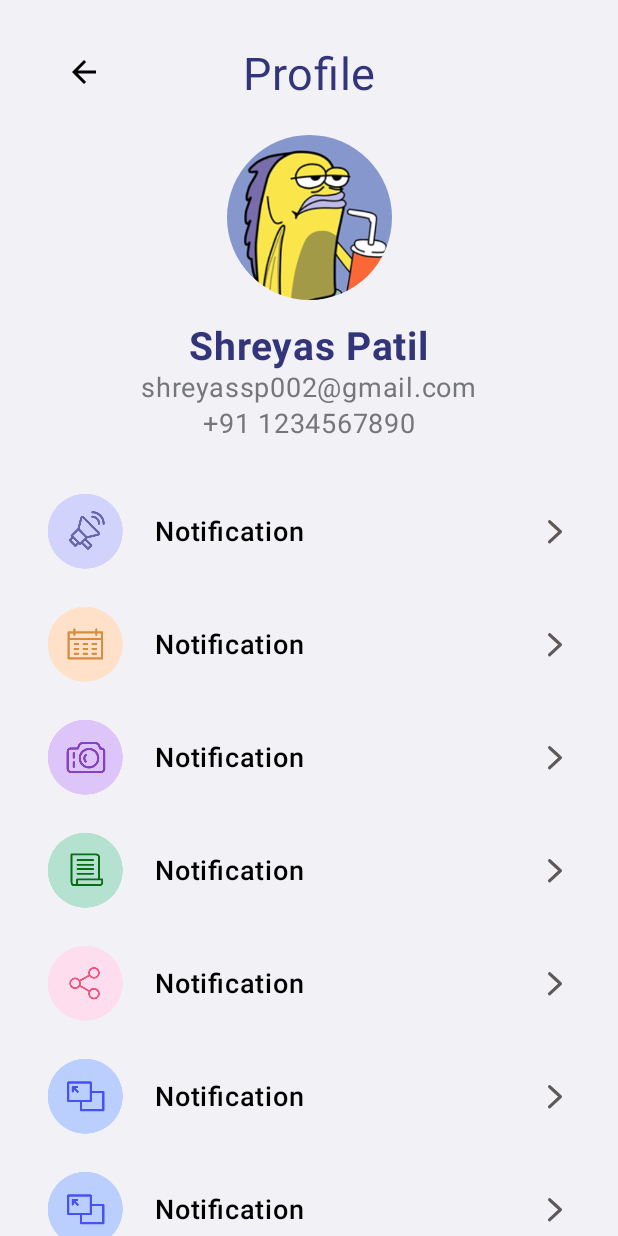
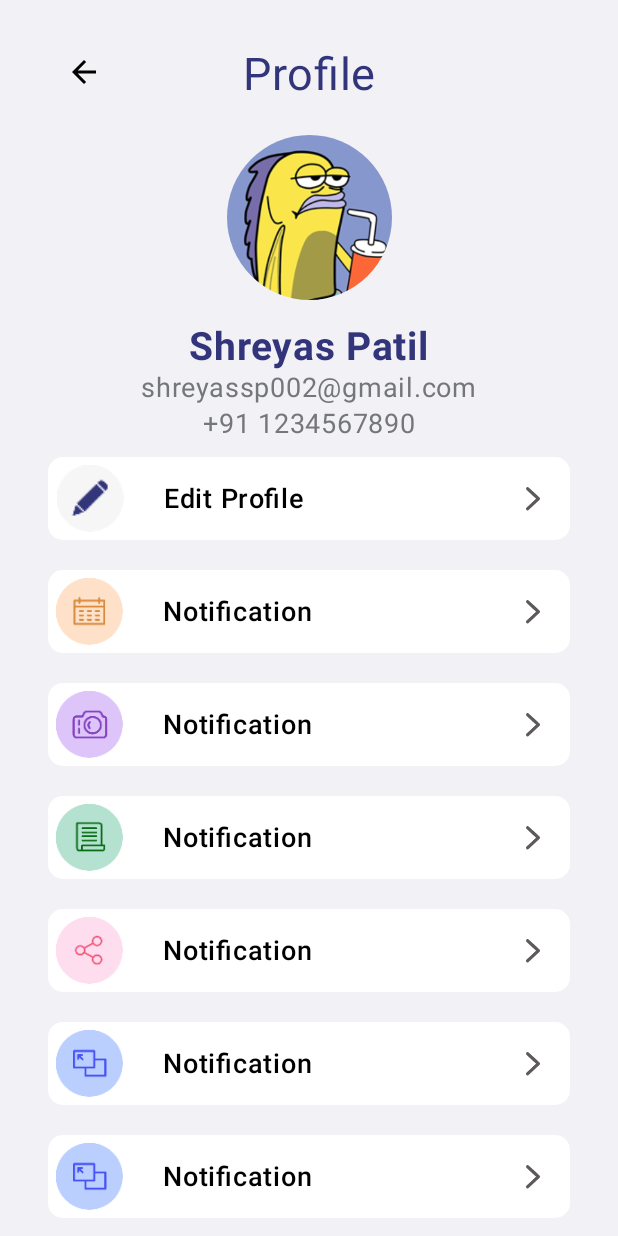
Before and after one commit to proptelligence/Proptelligence-android, an Android app built with Jetpack Compose: the ProfileScreen screen opened through its navigation route, on a phone screen of 412 x 824 dp. Run offline under Robolectric (Android 15) with nearby library versions, the phone set to English and light mode, and no system bars; our stand-ins replace constraintlayout-compose.

Commit message:
Created Edit Profile Screen

```diff
--- a/app/src/main/java/com/rey/proptelligence/NavGraph.kt
+++ b/app/src/main/java/com/rey/proptelligence/NavGraph.kt
@@ -28,5 +28,8 @@ fun LoginLogic() {
         composable("selectCity"){
             SelectCityScreen(navController = navController)
         }
+        composable("editProfile"){
+            EditProfileScreen(navController = navController)
+        }
     }
 }
--- a/app/src/main/java/com/rey/proptelligence/ProfileScreen.kt
+++ b/app/src/main/java/com/rey/proptelligence/ProfileScreen.kt
@@ -15,6 +15,7 @@ import androidx.compose.foundation.layout.padding
 import androidx.compose.foundation.layout.size
 import androidx.compose.foundation.rememberScrollState
 import androidx.compose.foundation.shape.CircleShape
+import androidx.compose.foundation.shape.RoundedCornerShape
 import androidx.compose.foundation.verticalScroll
 import androidx.compose.material.icons.Icons
 import androidx.compose.material.icons.filled.ArrowBack
@@ -102,25 +103,31 @@ fun ProfileScreen(navController: NavController) {
         )
         Row(modifier = Modifier
             .fillMaxWidth()
-            .padding(start = 32.dp, end = 32.dp, top = 32.dp, bottom = 10.dp)
-            .height(55.dp),
+            .padding(start = 32.dp, end = 32.dp, top = 10.dp, bottom = 10.dp)
+            .height(55.dp)
+            .clip(RoundedCornerShape(10.dp)) // Add this line to make the corners rounded
+            .background(Color.White)
+            .clickable { navController.navigate("editProfile")},// Set the background color
+
             verticalAlignment = Alignment.CenterVertically
         ) {
             Column(modifier = Modifier
-                .fillMaxHeight(),
+                .fillMaxHeight()
+                .padding(5.dp),
                 verticalArrangement = Arrangement.Center
                 ) {
-                Image(painterResource(id = R.drawable.btn_1), null,
+                Image(painterResource(id = R.drawable.write), null,
                     modifier = Modifier
                         .padding(end = 5.dp)
                         .clickable { }
+                        .size(45.dp)
                 )
             }
             Column(modifier = Modifier
                 .padding(start = 16.dp)
                 .weight(1f)
             ) {
-                Text(text = "Notification",
+                Text(text = "Edit Profile",
                     fontSize = 18.sp,
                     color = Color.Black,
                     fontWeight = FontWeight.SemiBold
@@ -129,8 +136,8 @@ fun ProfileScreen(navController: NavController) {
             Column(modifier = Modifier.fillMaxHeight(), verticalArrangement = Arrangement.Center) {
                 Image(painterResource(id = R.drawable.arrow), null,
                     modifier = Modifier
-                        .padding(end = 5.dp)
-                        .clickable { navController.navigate("home")}
+                        .padding(end = 20.dp)
+
                 )
             }
         }
@@ -138,11 +145,13 @@ fun ProfileScreen(navController: NavController) {
         Row(modifier = Modifier
             .fillMaxWidth()
             .padding(start = 32.dp, end = 32.dp, top = 10.dp, bottom = 10.dp)
-            .height(55.dp),
+            .height(55.dp)
+            .clip(RoundedCornerShape(10.dp)) // Add this line to make the corners rounded
+            .background(Color.White), // Set the background color
             verticalAlignment = Alignment.CenterVertically
         ) {
             Column(modifier = Modifier
-                .fillMaxHeight(),
+                .fillMaxHeight().padding(5.dp),
                 verticalArrangement = Arrangement.Center
             ) {
                 Image(painterResource(id = R.drawable.btn_2), null,
@@ -164,7 +173,7 @@ fun ProfileScreen(navController: NavController) {
             Column(modifier = Modifier.fillMaxHeight(), verticalArrangement = Arrangement.Center) {
                 Image(painterResource(id = R.drawable.arrow), null,
                     modifier = Modifier
-                        .padding(end = 5.dp)
+                        .padding(end = 20.dp)
                         .clickable { }
                 )
             }
@@ -173,11 +182,13 @@ fun ProfileScreen(navController: NavController) {
         Row(modifier = Modifier
             .fillMaxWidth()
             .padding(start = 32.dp, end = 32.dp, top = 10.dp, bottom = 10.dp)
-            .height(55.dp),
+            .height(55.dp)
+            .clip(RoundedCornerShape(10.dp)) // Add this line to make the corners rounded
+            .background(Color.White), // Set the background color
             verticalAlignment = Alignment.CenterVertically
         ) {
             Column(modifier = Modifier
-                .fillMaxHeight(),
+                .fillMaxHeight().padding(5.dp),
                 verticalArrangement = Arrangement.Center
             ) {
                 Image(painterResource(id = R.drawable.btn_3), null,
@@ -199,7 +210,7 @@ fun ProfileScreen(navController: NavController) {
             Column(modifier = Modifier.fillMaxHeight(), verticalArrangement = Arrangement.Center) {
                 Image(painterResource(id = R.drawable.arrow), null,
                     modifier = Modifier
-                        .padding(end = 5.dp)
+                        .padding(end = 20.dp)
                         .clickable { }
                 )
             }
@@ -208,11 +219,13 @@ fun ProfileScreen(navController: NavController) {
         Row(modifier = Modifier
             .fillMaxWidth()
             .padding(start = 32.dp, end = 32.dp, top = 10.dp, bottom = 10.dp)
-            .height(55.dp),
+            .height(55.dp)
+            .clip(RoundedCornerShape(10.dp)) // Add this line to make the corners rounded
+            .background(Color.White), // Set the background color
             verticalAlignment = Alignment.CenterVertically
         ) {
             Column(modifier = Modifier
-                .fillMaxHeight(),
+                .fillMaxHeight().padding(5.dp),
                 verticalArrangement = Arrangement.Center
             ) {
                 Image(painterResource(id = R.drawable.btn_4), null,
@@ -234,7 +247,7 @@ fun ProfileScreen(navController: NavController) {
             Column(modifier = Modifier.fillMaxHeight(), verticalArrangement = Arrangement.Center) {
                 Image(painterResource(id = R.drawable.arrow), null,
                     modifier = Modifier
-                        .padding(end = 5.dp)
+                        .padding(end = 20.dp)
                         .clickable { }
                 )
             }
@@ -243,11 +256,13 @@ fun ProfileScreen(navController: NavController) {
         Row(modifier = Modifier
             .fillMaxWidth()
             .padding(start = 32.dp, end = 32.dp, top = 10.dp, bottom = 10.dp)
-            .height(55.dp),
+            .height(55.dp)
+            .clip(RoundedCornerShape(10.dp)) // Add this line to make the corners rounded
+            .background(Color.White), // Set the background color
             verticalAlignment = Alignment.CenterVertically
         ) {
             Column(modifier = Modifier
-                .fillMaxHeight(),
+                .fillMaxHeight().padding(5.dp),
                 verticalArrangement = Arrangement.Center
             ) {
                 Image(painterResource(id = R.drawable.btn_5), null,
@@ -269,7 +284,7 @@ fun ProfileScreen(navController: NavController) {
             Column(modifier = Modifier.fillMaxHeight(), verticalArrangement = Arrangement.Center) {
                 Image(painterResource(id = R.drawable.arrow), null,
                     modifier = Modifier
-                        .padding(end = 5.dp)
+                        .padding(end = 20.dp)
                         .clickable { }
                 )
             }
@@ -278,11 +293,13 @@ fun ProfileScreen(navController: NavController) {
         Row(modifier = Modifier
             .fillMaxWidth()
             .padding(start = 32.dp, end = 32.dp, top = 10.dp, bottom = 10.dp)
-            .height(55.dp),
+            .height(55.dp)
+            .clip(RoundedCornerShape(10.dp)) // Add this line to make the corners rounded
+            .background(Color.White), // Set the background color
             verticalAlignment = Alignment.CenterVertically
         ) {
             Column(modifier = Modifier
-                .fillMaxHeight(),
+                .fillMaxHeight().padding(5.dp),
                 verticalArrangement = Arrangement.Center
             ) {
                 Image(painterResource(id = R.drawable.btn_6), null,
@@ -304,7 +321,7 @@ fun ProfileScreen(navController: NavController) {
             Column(modifier = Modifier.fillMaxHeight(), verticalArrangement = Arrangement.Center) {
                 Image(painterResource(id = R.drawable.arrow), null,
                     modifier = Modifier
-                        .padding(end = 5.dp)
+                        .padding(end = 20.dp)
                         .clickable { }
                 )
             }
@@ -313,11 +330,13 @@ fun ProfileScreen(navController: NavController) {
         Row(modifier = Modifier
             .fillMaxWidth()
             .padding(start = 32.dp, end = 32.dp, top = 10.dp, bottom = 10.dp)
-            .height(55.dp),
+            .height(55.dp)
+            .clip(RoundedCornerShape(10.dp)) // Add this line to make the corners rounded
+            .background(Color.White), // Set the background color
             verticalAlignment = Alignment.CenterVertically
         ) {
             Column(modifier = Modifier
-                .fillMaxHeight(),
+                .fillMaxHeight().padding(5.dp),
                 verticalArrangement = Arrangement.Center
             ) {
                 Image(painterResource(id = R.drawable.btn_6), null,
@@ -339,7 +358,7 @@ fun ProfileScreen(navController: NavController) {
             Column(modifier = Modifier.fillMaxHeight(), verticalArrangement = Arrangement.Center) {
                 Image(painterResource(id = R.drawable.arrow), null,
                     modifier = Modifier
-                        .padding(end = 5.dp)
+                        .padding(end = 20.dp)
                         .clickable { }
                 )
             }
@@ -348,11 +367,13 @@ fun ProfileScreen(navController: NavController) {
         Row(modifier = Modifier
             .fillMaxWidth()
             .padding(start = 32.dp, end = 32.dp, top = 10.dp, bottom = 10.dp)
-            .height(55.dp),
+            .height(55.dp)
+            .clip(RoundedCornerShape(10.dp)) // Add this line to make the corners rounded
+            .background(Color.White), // Set the background color
             verticalAlignment = Alignment.CenterVertically
         ) {
             Column(modifier = Modifier
-                .fillMaxHeight(),
+                .fillMaxHeight().padding(5.dp),
                 verticalArrangement = Arrangement.Center
             ) {
                 Image(painterResource(id = R.drawable.btn_6), null,
@@ -374,7 +395,7 @@ fun ProfileScreen(navController: NavController) {
             Column(modifier = Modifier.fillMaxHeight(), verticalArrangement = Arrangement.Center) {
                 Image(painterResource(id = R.drawable.arrow), null,
                     modifier = Modifier
-                        .padding(end = 5.dp)
+                        .padding(end = 20.dp)
                         .clickable { }
                 )
             }
@@ -383,11 +404,13 @@ fun ProfileScreen(navController: NavController) {
         Row(modifier = Modifier
             .fillMaxWidth()
             .padding(start = 32.dp, end = 32.dp, top = 10.dp, bottom = 10.dp)
-            .height(55.dp),
+            .height(55.dp)
+            .clip(RoundedCornerShape(10.dp)) // Add this line to make the corners rounded
+            .background(Color.White), // Set the background color
             verticalAlignment = Alignment.CenterVertically
         ) {
             Column(modifier = Modifier
-                .fillMaxHeight(),
+                .fillMaxHeight().padding(5.dp),
                 verticalArrangement = Arrangement.Center
             ) {
                 Image(painterResource(id = R.drawable.btn_6), null,
@@ -409,46 +432,13 @@ fun ProfileScreen(navController: NavController) {
             Column(modifier = Modifier.fillMaxHeight(), verticalArrangement = Arrangement.Center) {
                 Image(painterResource(id = R.drawable.arrow), null,
                     modifier = Modifier
-                        .padding(end = 5.dp)
+                        .padding(end = 20.dp)
                         .clickable { }
                 )
             }
         }
 
-        Row(modifier = Modifier
-            .fillMaxWidth()
-            .padding(start = 32.dp, end = 32.dp, top = 10.dp, bottom = 10.dp)
-            .height(55.dp),
-            verticalAlignment = Alignment.CenterVertically
-        ) {
-            Column(modifier = Modifier
-                .fillMaxHeight(),
-                verticalArrangement = Arrangement.Center
-            ) {
-                Image(painterResource(id = R.drawable.btn_6), null,
-                    modifier = Modifier
-                        .padding(end = 5.dp)
-                        .clickable { }
-                )
-            }
-            Column(modifier = Modifier
-                .padding(start = 16.dp)
-                .weight(1f)
-            ) {
-                Text(text = "Notification",
-                    fontSize = 18.sp,
-                    color = Color.Black,
-                    fontWeight = FontWeight.SemiBold
-                )
-            }
-            Column(modifier = Modifier.fillMaxHeight(), verticalArrangement = Arrangement.Center) {
-                Image(painterResource(id = R.drawable.arrow), null,
-                    modifier = Modifier
-                        .padding(end = 5.dp)
-                        .clickable { }
-                )
-            }
-        }
+
 
 
     }
```
Also changed, not shown: app/src/main/java/com/rey/proptelligence/EditProfileScreen.kt (added, +195 -0 lines), app/src/main/res/drawable/save_icon.png (added).
